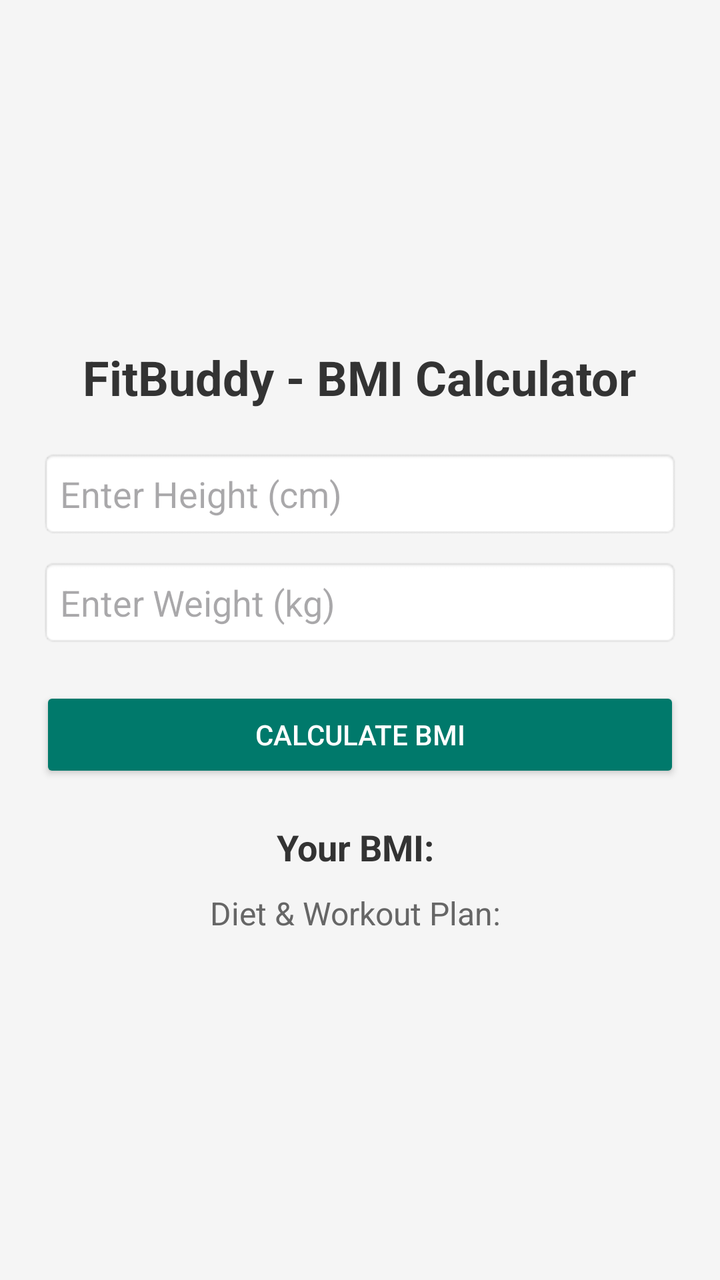
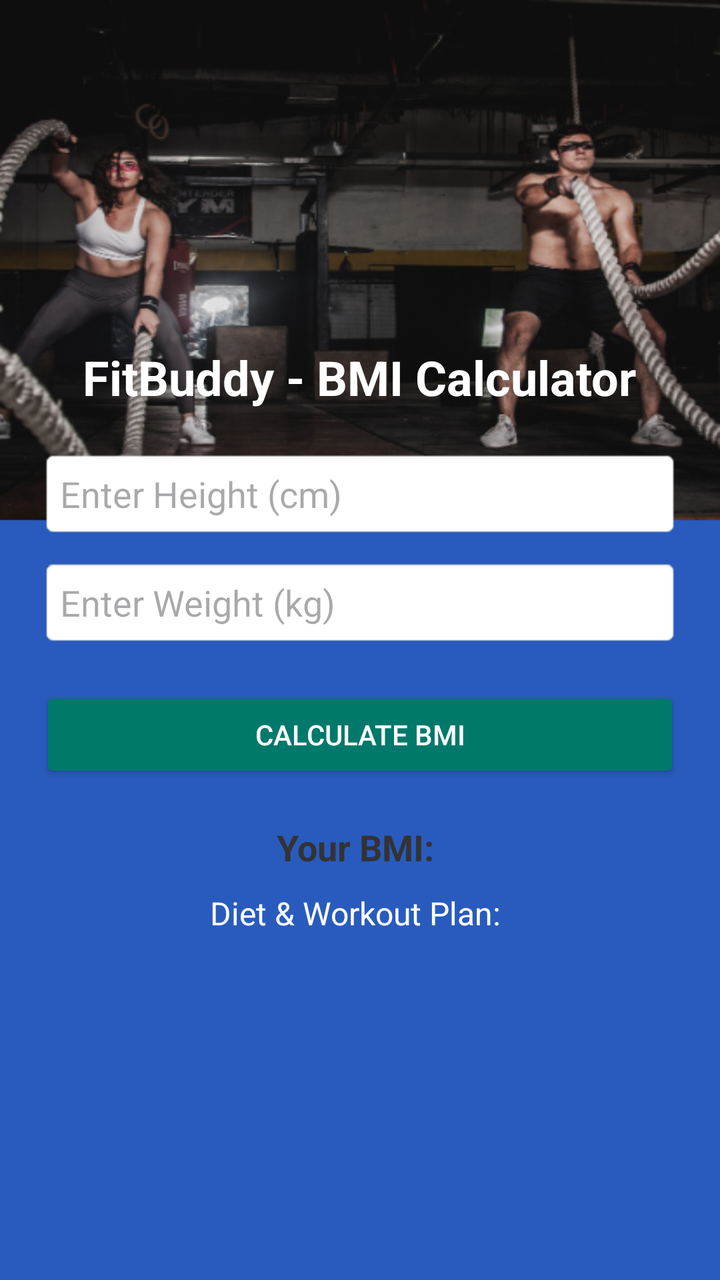

Two renders of the same Android screen: before a commit and after it. Below are the layout's source before the change and the commit's diff.
<!-- AndroidManifest.xml: application theme Theme.FITBUDDY -->
<!-- res/layout/home.xml -->
<?xml version="1.0" encoding="utf-8"?>
<LinearLayout xmlns:android="http://schemas.android.com/apk/res/android"
    android:layout_width="match_parent"
    android:layout_height="match_parent"
    android:orientation="vertical"
    android:padding="20dp"
    android:gravity="center"
    android:background="#F5F5F5">

    <TextView
        android:layout_width="wrap_content"
        android:layout_height="wrap_content"
        android:text="FitBuddy - BMI Calculator"
        android:textSize="24sp"
        android:textStyle="bold"
        android:textColor="#333"
        android:layout_marginBottom="20dp"/>

    <EditText
        android:id="@+id/editHeight"
        android:layout_width="match_parent"
        android:layout_height="wrap_content"
        android:hint="Enter Height (cm)"
        android:inputType="numberDecimal"
        android:padding="10dp"
        android:background="@android:drawable/editbox_background"/>

    <EditText
        android:id="@+id/editWeight"
        android:layout_width="match_parent"
        android:layout_height="wrap_content"
        android:hint="Enter Weight (kg)"
        android:inputType="numberDecimal"
        android:padding="10dp"
        android:background="@android:drawable/editbox_background"
        android:layout_marginTop="10dp"/>

    <Button
        android:id="@+id/btnCalculate"
        android:layout_width="match_parent"
        android:layout_height="wrap_content"
        android:text="Calculate BMI"
        android:backgroundTint="#00796B"
        android:textColor="#FFF"
        android:layout_marginTop="20dp"
        android:padding="12dp"/>

    <TextView
        android:id="@+id/textBMIResult"
        android:layout_width="wrap_content"
        android:layout_height="wrap_content"
        android:text="Your BMI: "
        android:textSize="18sp"
        android:textStyle="bold"
        android:textColor="#333"
        android:layout_marginTop="20dp"/>

    <TextView
        android:id="@+id/textPlan"
        android:layout_width="wrap_content"
        android:layout_height="wrap_content"
        android:text="Diet &amp; Workout Plan: "
        android:textSize="16sp"
        android:textColor="#666"
        android:layout_marginTop="10dp"/>
</LinearLayout>
<!-- resources referenced by this layout -->
<resources>
  <style name="Theme.FITBUDDY" parent="Base.Theme.FITBUDDY" />
  <style name="Base.Theme.FITBUDDY" parent="Theme.Material3.DayNight.NoActionBar">
          
          
      </style>
</resources>

<!-- the commit's change to res/layout/home.xml (unified diff, before → after) -->
@@ -5,7 +5,7 @@
     android:orientation="vertical"
     android:padding="20dp"
     android:gravity="center"
-    android:background="#F5F5F5">
+    android:background="@drawable/home">
 
     <TextView
         android:layout_width="wrap_content"
@@ -13,7 +13,7 @@
         android:text="FitBuddy - BMI Calculator"
         android:textSize="24sp"
         android:textStyle="bold"
-        android:textColor="#333"
+        android:textColor="@color/white"
         android:layout_marginBottom="20dp"/>
 
     <EditText
@@ -61,6 +61,6 @@
         android:layout_height="wrap_content"
         android:text="Diet &amp; Workout Plan: "
         android:textSize="16sp"
-        android:textColor="#666"
+        android:textColor="@color/white"
         android:layout_marginTop="10dp"/>
 </LinearLayout>
<!-- resource entries referenced after the edit -->
@@ -1,5 +1,7 @@
 <!-- resources referenced by this layout -->
 <resources>
+  <color name="white">#FFFFFFFF</color>
+  <!-- drawable home: png bitmap (drawable, 190247 bytes) -->
   <style name="Theme.FITBUDDY" parent="Base.Theme.FITBUDDY" />
   <style name="Base.Theme.FITBUDDY" parent="Theme.Material3.DayNight.NoActionBar">
           
